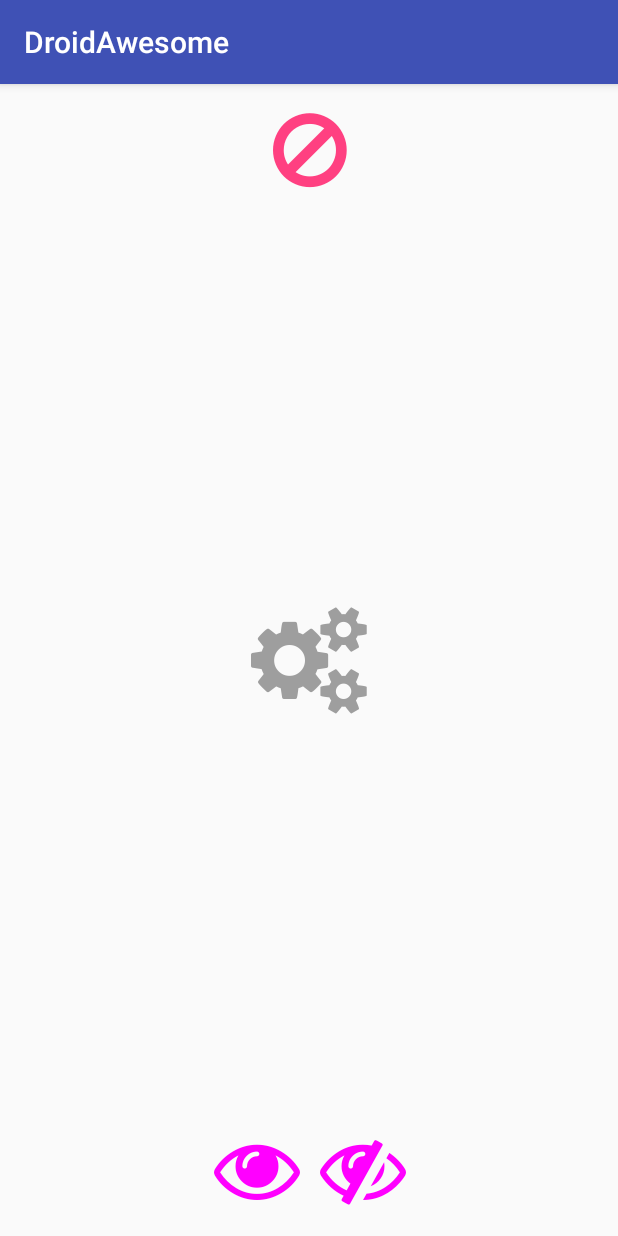
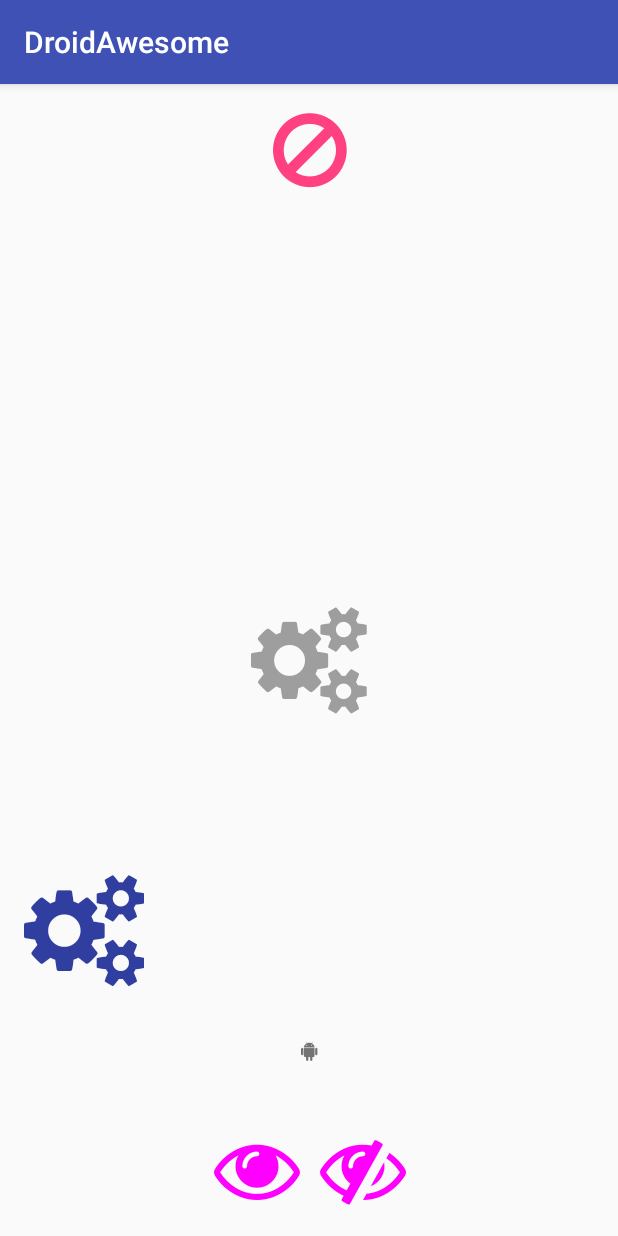
Before and after one commit to Livin21/DroidAwesome, an Android app: the screen it shows after launch (Main2Activity), after a tap on an icon or button, on a phone screen of 412 x 824 dp. Run offline under Robolectric (Android 15) with nearby library versions, the phone set to English and light mode, and no system bars.

Commit message:
Introduced DrawableBuilder and StringBuilder

```diff
--- a/app/src/main/java/com/lmntrx/livin/droidawesome/Main2Activity.java
+++ b/app/src/main/java/com/lmntrx/livin/droidawesome/Main2Activity.java
@@ -3,7 +3,10 @@ package com.lmntrx.livin.droidawesome;
 import android.os.Bundle;
 import android.support.v4.content.ContextCompat;
 import android.support.v7.app.AppCompatActivity;
+import android.widget.ImageView;
+import android.widget.TextView;
 
+import com.lmntrx.livin.library.droidawesome.DroidAwesome;
 import com.lmntrx.livin.library.droidawesome.DroidAwesomeImageView;
 
 public class Main2Activity extends AppCompatActivity {
@@ -12,9 +15,27 @@ public class Main2Activity extends AppCompatActivity {
     protected void onCreate(Bundle savedInstanceState) {
         super.onCreate(savedInstanceState);
         setContentView(R.layout.activity_main2);
-        ((DroidAwesomeImageView)findViewById(R.id.bell))
+        ((DroidAwesomeImageView) findViewById(R.id.bell))
                 .setIcon(getString(R.string.fa_settings_gears),
                         72f,
-                        ContextCompat.getColor(this,R.color.primary_icon_color));
+                        ContextCompat.getColor(this, R.color.primary_icon_color));
+
+
+        TextView textView = (TextView) findViewById(R.id.textView2);
+        textView.setText(
+                new DroidAwesome.StringBuilder(this)
+                        .icon(getString(R.string.android_icon_font_awesome))
+                        .build()
+        );
+
+        ImageView imageView = (ImageView) findViewById(R.id.imageView2);
+        imageView.setImageDrawable(
+                new DroidAwesome.DrawableBuilder(this)
+                        .color(R.color.colorPrimaryDark)
+                        .iconSize(75f)
+                        .icon(getString(R.string.fa_settings_gears))
+                        .build()
+        );
+
     }
 }
--- a/app/src/main/java/com/lmntrx/livin/droidawesome/MainActivity.java
+++ b/app/src/main/java/com/lmntrx/livin/droidawesome/MainActivity.java
@@ -38,7 +38,13 @@ public class MainActivity extends AppCompatActivity {
         getMenuInflater().inflate(R.menu.menu_main, menu);
         MenuItem menuItem = menu.findItem(R.id.action_settings);
         menuItem.setShowAsAction(MenuItem.SHOW_AS_ACTION_ALWAYS);
-        menuItem.setIcon(DroidAwesome.getFontIcon(this,getString(R.string.fa_settings_gears)));
+        menuItem.setIcon(
+                new DroidAwesome.DrawableBuilder(this)
+                        .icon(getString(R.string.fa_settings_gears))
+                        .color(R.color.colorAccent)
+                        .iconSize(25f)
+                        .build()
+        );
         return true;
     }
 
--- a/app/src/main/res/layout/activity_main2.xml
+++ b/app/src/main/res/layout/activity_main2.xml
@@ -9,6 +9,7 @@
     android:paddingLeft="@dimen/activity_horizontal_margin"
     android:paddingRight="@dimen/activity_horizontal_margin"
     android:paddingTop="@dimen/activity_vertical_margin"
+    android:gravity="center_horizontal"
     tools:context="com.lmntrx.livin.droidawesome.Main2Activity">
 
     <com.lmntrx.livin.library.droidawesome.DroidAwesomeImageView
@@ -36,4 +37,20 @@
         app:textColor="#f0f"
         app:textSize="38sp"/>
 
+    <TextView
+        android:layout_width="match_parent"
+        android:layout_height="wrap_content"
+        android:gravity="center"
+        android:id="@+id/textView2"
+        android:text="dummy"
+        android:layout_alignParentBottom="true"
+        android:layout_marginBottom="100dp"/>
+
+    <ImageView
+        android:layout_width="wrap_content"
+        android:layout_height="wrap_content"
+        android:id="@+id/imageView2"
+        android:layout_alignParentBottom="true"
+        android:layout_marginBottom="150dp"/>
+
 </RelativeLayout>
--- /dev/null
+++ b/droid-awesome/src/main/java/com/lmntrx/livin/library/droidawesome/CustomTypefaceSpan.java
@@ -0,0 +1,44 @@
+package com.lmntrx.livin.library.droidawesome;
+
+import android.graphics.Paint;
+import android.graphics.Typeface;
+import android.text.TextPaint;
+import android.text.style.MetricAffectingSpan;
+
+/***
+ * Created by livin on 26/12/16.
+ */
+
+class CustomTypefaceSpan extends MetricAffectingSpan {
+    private final Typeface typeface;
+
+    CustomTypefaceSpan(final Typeface typeface) {
+        this.typeface = typeface;
+    }
+
+    @Override
+    public void updateDrawState(final TextPaint drawState) {
+        apply(drawState);
+    }
+
+    @Override
+    public void updateMeasureState(final TextPaint paint) {
+        apply(paint);
+    }
+
+    private void apply(final Paint paint) {
+        final Typeface oldTypeface = paint.getTypeface();
+        final int oldStyle = oldTypeface != null ? oldTypeface.getStyle() : 0;
+        final int fakeStyle = oldStyle & ~typeface.getStyle();
+
+        if ((fakeStyle & Typeface.BOLD) != 0) {
+            paint.setFakeBoldText(true);
+        }
+
+        if ((fakeStyle & Typeface.ITALIC) != 0) {
+            paint.setTextSkewX(-0.25f);
+        }
+
+        paint.setTypeface(typeface);
+    }
+}
--- a/droid-awesome/src/main/java/com/lmntrx/livin/library/droidawesome/DroidAwesome.java
+++ b/droid-awesome/src/main/java/com/lmntrx/livin/library/droidawesome/DroidAwesome.java
@@ -1,12 +1,12 @@
 /**
  * Copyright 2016 DroidAwesome - Livin Mathew
- *
+ * <p>
  * Licensed under the Apache License, Version 2.0 (the "License");
  * you may not use this file except in compliance with the License.
  * You may obtain a copy of the License at
- *
- *    http://www.apache.org/licenses/LICENSE-2.0
- *
+ * <p>
+ * http://www.apache.org/licenses/LICENSE-2.0
+ * <p>
  * Unless required by applicable law or agreed to in writing, software
  * distributed under the License is distributed on an "AS IS" BASIS,
  * WITHOUT WARRANTIES OR CONDITIONS OF ANY KIND, either express or implied.
@@ -19,6 +19,8 @@ package com.lmntrx.livin.library.droidawesome;
 import android.content.Context;
 import android.support.v4.content.ContextCompat;
 import android.text.Layout;
+import android.text.SpannableStringBuilder;
+import android.text.Spanned;
 import android.util.TypedValue;
 import android.view.View;
 import android.widget.ImageView;
@@ -41,22 +43,24 @@ public class DroidAwesome {
      *             a TextView or an ImageView
      * @param iconText FontAwesome icon text
      * @return returns modified view, returns null if the view is incompatible
+     * @deprecated use {@link StringBuilder().#build()} or {@link DrawableBuilder().#build()} instead
      */
     /* Set TypeFace to a View */
-    public static View setFontIcon(Context context, View view, String iconText){
-        if (view instanceof TextView){
-            TextView textView = (TextView)view;
+    @Deprecated
+    public static View setFontIcon(Context context, View view, String iconText) {
+        if (view instanceof TextView) {
+            TextView textView = (TextView) view;
             textView.setTypeface(FontAwesome.getTypeface(context));
             textView.setText(iconText);
             return textView;
-        }else if (view instanceof ImageView){
-            ImageView imageView = (ImageView)view;
+        } else if (view instanceof ImageView) {
+            ImageView imageView = (ImageView) view;
             TextDrawable textDrawable = new TextDrawable(context);
             textDrawable.setText(iconText);
             textDrawable.setTypeface(FontAwesome.getTypeface(context));
             imageView.setImageDrawable(textDrawable);
             return imageView;
-        }else return null;
+        } else return null;
     }
 
     /**
@@ -66,24 +70,26 @@ public class DroidAwesome {
      * @param iconText FontAwesome icon text
      * @param size icon size
      * @return returns modified view, returns null if the view is incompatible
+     * @deprecated use {@link StringBuilder().#build()} or {@link DrawableBuilder().#build()} instead
      */
     /* Set TypeFace to a View */
-    public static View setFontIcon(Context context, View view, String iconText, float size){
-        if (view instanceof TextView){
-            TextView textView = (TextView)view;
+    @Deprecated
+    public static View setFontIcon(Context context, View view, String iconText, float size) {
+        if (view instanceof TextView) {
+            TextView textView = (TextView) view;
             textView.setTypeface(FontAwesome.getTypeface(context));
             textView.setText(iconText);
             textView.setTextSize(size);
             return textView;
-        }else if (view instanceof ImageView){
-            ImageView imageView = (ImageView)view;
+        } else if (view instanceof ImageView) {
+            ImageView imageView = (ImageView) view;
             TextDrawable textDrawable = new TextDrawable(context);
             textDrawable.setText(iconText);
             textDrawable.setTypeface(FontAwesome.getTypeface(context));
             textDrawable.setTextSize(size);
             imageView.setImageDrawable(textDrawable);
             return imageView;
-        }else return null;
+        } else return null;
     }
 
     /**
@@ -94,18 +100,20 @@ public class DroidAwesome {
      * @param size icon size
      * @param colorRes color resource
      * @return returns modified view, returns null if the view is incompatible
+     * @deprecated use {@link StringBuilder().#build()} or {@link DrawableBuilder().#build()} instead
      */
     /* Set TypeFace to a View */
-    public static View setFontIcon(Context context, View view, String iconText, float size, int colorRes){
-        if (view instanceof TextView){
-            TextView textView = (TextView)view;
+    @Deprecated
+    public static View setFontIcon(Context context, View view, String iconText, float size, int colorRes) {
+        if (view instanceof TextView) {
+            TextView textView = (TextView) view;
             textView.setTypeface(FontAwesome.getTypeface(context));
             textView.setText(iconText);
             textView.setTextColor(colorRes);
             textView.setTextSize(size);
             return textView;
-        }else if (view instanceof ImageView){
-            ImageView imageView = (ImageView)view;
+        } else if (view instanceof ImageView) {
+            ImageView imageView = (ImageView) view;
             TextDrawable textDrawable = new TextDrawable(context);
             textDrawable.setTypeface(FontAwesome.getTypeface(context));
             textDrawable.setText(iconText);
@@ -113,7 +121,7 @@ public class DroidAwesome {
             textDrawable.setTextColor(colorRes);
             imageView.setImageDrawable(textDrawable);
             return imageView;
-        }else return null;
+        } else return null;
     }
 
     /**
@@ -121,8 +129,10 @@ public class DroidAwesome {
      * @param text FontAwesome icon text
      * @param size FontAwesome icon size
      * @return returns a drawable with icon
+     * @deprecated use {@link DrawableBuilder().#build()} instead
      */
     /* Get a drawable with icon in it. Useful for MenuItems */
+    @Deprecated
     public static TextDrawable getFontIcon(Context context, String text, float size) {
         TextDrawable textDrawable = new TextDrawable(context);
         textDrawable.setTypeface(FontAwesome.getTypeface(context));
@@ -135,8 +145,10 @@ public class DroidAwesome {
      * @param context context passes
      * @param text FontAwesome icon text
      * @return returns a drawable with icon
+     * @deprecated use {@link DrawableBuilder().#build()} instead
      */
     /* Get a drawable with icon in it. Useful for MenuItems */
+    @Deprecated
     public static TextDrawable getFontIcon(Context context, String text) {
         TextDrawable icon = new TextDrawable(context);
         icon.setTypeface(FontAwesome.getTypeface(context));
@@ -153,8 +165,10 @@ public class DroidAwesome {
      * @param colorRes color resource
      * @param size FontAwesome icon size
      * @return returns a drawable with icon
+     * @deprecated use {@link DrawableBuilder().#build()} instead
      */
     /* Get a drawable with icon in it. Useful for MenuItems */
+    @Deprecated
     public static TextDrawable getFontIcon(Context context, String text, float size, int colorRes) {
         TextDrawable textDrawable = new TextDrawable(context);
         textDrawable.setTypeface(FontAwesome.getTypeface(context));
@@ -163,4 +177,119 @@ public class DroidAwesome {
         textDrawable.setTextColor(colorRes);
         return textDrawable;
     }
+
+    /**
+     * Build Drawables with FontAwesome Icons in it
+     */
+    /* DrawableBuilder class to build a Drawable with FontAwesome Icon init */
+    public static class DrawableBuilder {
+
+        /* FontAwesome icon special character */
+        String iconText;
+
+        /* icon color */
+        int colorRes;
+
+        /* icon size */
+        float iconSize;
+
+        /* context */
+        Context context;
+
+
+        /**
+         * @param context context passes
+         */
+        public DrawableBuilder(Context context) {
+            this.context = context;
+        }
+
+        /**
+         * @param iconText FontAwesome icon text
+         */
+        public DrawableBuilder icon(String iconText) {
+            this.iconText = iconText;
+            return this;
+        }
+
+        /**
+         * @param colorRes color resource
+         */
+        public DrawableBuilder color(int colorRes) {
+            this.colorRes = colorRes;
+            return this;
+        }
+
+        /**
+         * @param iconSize FontAwesome icon size
+         */
+        public DrawableBuilder iconSize(float iconSize) {
+            this.iconSize = iconSize;
+            return this;
+        }
+
+        /**
+         * @return returns a drawable with set properties
+         */
+        public TextDrawable build(){
+            TextDrawable textDrawable = new TextDrawable(context);
+            textDrawable.setTypeface(FontAwesome.getTypeface(context));
+            if (colorRes != 0)
+                textDrawable.setTextColor(ContextCompat.getColor(context,colorRes));
+            if (iconSize != 0)
+                textDrawable.setTextSize(iconSize);
+            if (iconText != null)
+                textDrawable.setText(iconText);
+            return textDrawable;
+        }
+
+    }
+
+
+    /**
+     * Build Strings with FontAwesome Icons in it
+     */
+    /* StringBuilder class to build a Strings with FontAwesome Icon init */
+    public static class StringBuilder {
+
+        /* FontAwesome icon special character */
+        String iconText;
+
+        /* context */
+        Context context;
+
+        /**
+         * @param context context passed
+         */
+        public StringBuilder(Context context){
+            this.context = context;
+        }
+
+        /**
+         * @param iconText FontAwesome icon text
+         */
+        public StringBuilder icon(String iconText) {
+            this.iconText = iconText;
+            return this;
+        }
+
+        /**
+         * @return returns a string with FontAwesome icon
+         */
+        public SpannableStringBuilder build(){
+            SpannableStringBuilder builder = new SpannableStringBuilder(iconText);
+            builder.setSpan(
+                            new CustomTypefaceSpan(
+                                    FontAwesome.getTypeface(context)
+                            ),
+                            0,
+                            iconText.length(),
+                            Spanned.SPAN_EXCLUSIVE_INCLUSIVE
+                    );
+            return builder;
+        }
+
+    }
+
+
 }
```
